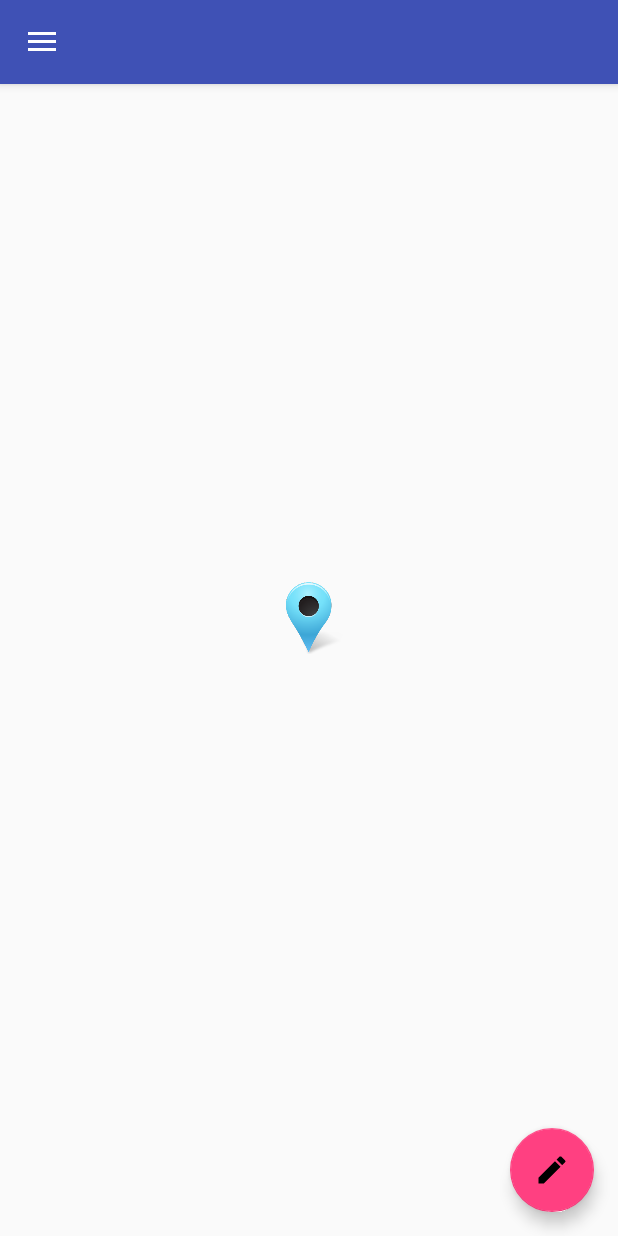
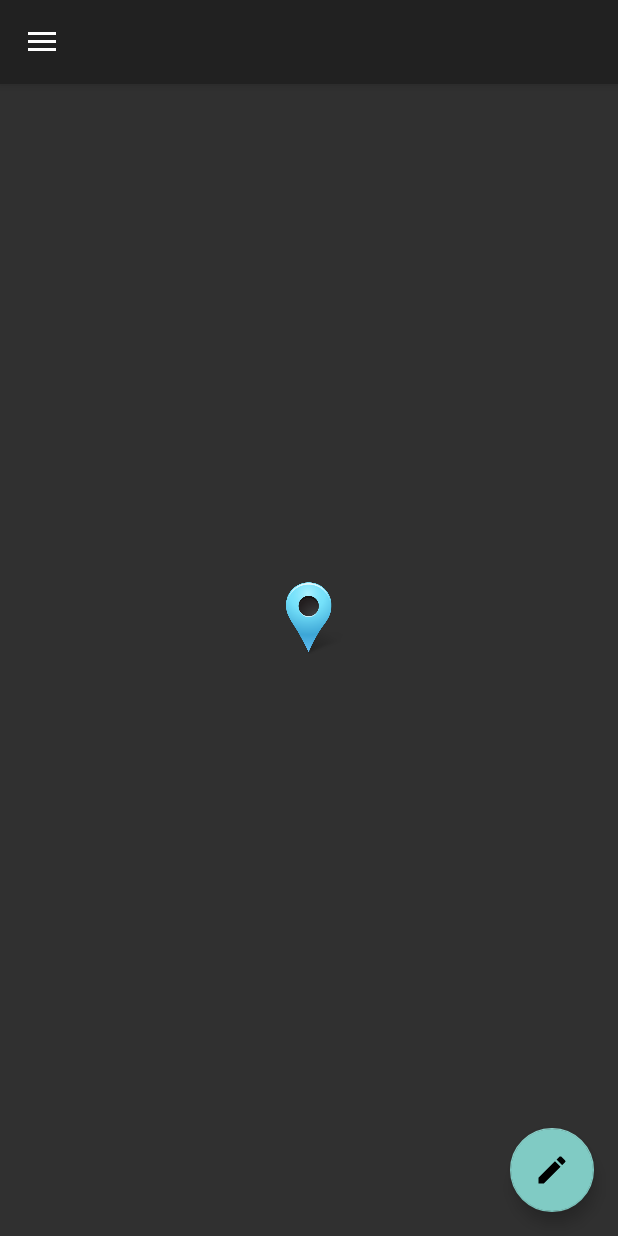
Before and after one commit to ccjy2181/2017CC2, an Android app: the screen it shows after launch (MapsActivity), on a phone screen of 412 x 824 dp. Run offline under Robolectric (Android 15) with nearby library versions, the phone set to English and light mode, and no system bars; libraries missing offline, so code that uses them is left out: com.github.clans.fab; plain views replace FloatingActionButton.

Commit message:
Map + Sidebar 일부 완성

```diff
--- a/app/src/main/AndroidManifest.xml
+++ b/app/src/main/AndroidManifest.xml
@@ -44,7 +44,8 @@
 
         <activity
             android:name=".MapsActivity"
-            android:label="@string/title_activity_maps"></activity>
+            android:label="@string/title_activity_maps"
+            android:theme="@style/Theme.AppCompat.NoActionBar"></activity>
     </application>
 
 </manifest>
--- a/app/src/main/java/kr/co/mapchat/MapsActivity.java
+++ b/app/src/main/java/kr/co/mapchat/MapsActivity.java
@@ -1,15 +1,19 @@
 package kr.co.mapchat;
 
 import android.app.Activity;
+import com.github.clans.fab.FloatingActionButton;
 import android.support.design.widget.NavigationView;
+import android.support.design.widget.Snackbar;
 import android.support.v4.app.FragmentActivity;
 import android.os.Bundle;
 import android.support.v4.view.GravityCompat;
 import android.support.v4.widget.DrawerLayout;
 import android.support.v7.app.ActionBarDrawerToggle;
+import android.support.v7.app.AppCompatActivity;
 import android.support.v7.widget.Toolbar;
 import android.view.Menu;
 import android.view.MenuItem;
+import android.view.View;
 import android.widget.Toast;
 
 import com.google.android.gms.maps.CameraUpdate;
@@ -20,8 +24,8 @@ import com.google.android.gms.maps.SupportMapFragment;
 import com.google.android.gms.maps.model.LatLng;
 import com.google.android.gms.maps.model.MarkerOptions;
 
-public class MapsActivity extends FragmentActivity
-        implements NavigationView.OnNavigationItemSelectedListener, OnMapReadyCallback {
+public class MapsActivity extends AppCompatActivity
+implements NavigationView.OnNavigationItemSelectedListener, OnMapReadyCallback {
 
     private GoogleMap mMap;
     private String initAdd;
@@ -33,7 +37,6 @@ public class MapsActivity extends FragmentActivity
         super.onCreate(savedInstanceState);
         setContentView(R.layout.activity_maps);
         Toolbar toolbar = (Toolbar) findViewById(R.id.toolbar);
-        setSupportActionBar(toolbar);
         // Obtain the SupportMapFragment and get notified when the map is ready to be used.
         SupportMapFragment mapFragment = (SupportMapFragment) getSupportFragmentManager()
                 .findFragmentById(R.id.map);
--- a/app/src/main/res/layout/activity_maps.xml
+++ b/app/src/main/res/layout/activity_maps.xml
@@ -1,16 +1,14 @@
 <?xml version="1.0" encoding="utf-8"?>
-<android.support.v4.widget.DrawerLayout xmlns:android="http://schemas.android.com/apk/res/android"
+<android.support.design.widget.CoordinatorLayout
+    xmlns:android="http://schemas.android.com/apk/res/android"
     xmlns:app="http://schemas.android.com/apk/res-auto"
     xmlns:tools="http://schemas.android.com/tools"
-    android:id="@+id/drawer_layout"
+    android:id="@+id/map_layout"
     android:layout_width="match_parent"
     android:layout_height="match_parent"
-    android:fitsSystemWindows="true"
     tools:openDrawer="start"
     tools:context="kr.co.mapchat.MapsActivity">
-    <RelativeLayout
-        android:layout_width="match_parent"
-        android:layout_height="match_parent">
+
     <fragment xmlns:android="http://schemas.android.com/apk/res/android"
         xmlns:tools="http://schemas.android.com/tools"
         android:layout_width="match_parent"
@@ -44,7 +42,15 @@
         android:src="@drawable/map_marker"
         app:layout_anchor="@+id/map"
         app:layout_anchorGravity="center_vertical|center_horizontal" />
-    </RelativeLayout>
+
+    <android.support.v4.widget.DrawerLayout xmlns:android="http://schemas.android.com/apk/res/android"
+        xmlns:app="http://schemas.android.com/apk/res-auto"
+        xmlns:tools="http://schemas.android.com/tools"
+        android:id="@+id/drawer_layout"
+        android:layout_width="match_parent"
+        android:layout_height="match_parent"
+        android:fitsSystemWindows="true"
+        tools:openDrawer="start">
 
         <include
             layout="@layout/app_bar_sidebar"
@@ -59,5 +65,6 @@
             android:fitsSystemWindows="true"
             app:headerLayout="@layout/nav_header_sidebar"
             app:menu="@menu/activity_sidebar_drawer" />
+    </android.support.v4.widget.DrawerLayout>
 
-</android.support.v4.widget.DrawerLayout>
+</android.support.design.widget.CoordinatorLayout>
```
Lines whose indentation alone changed are shown as unchanged.
